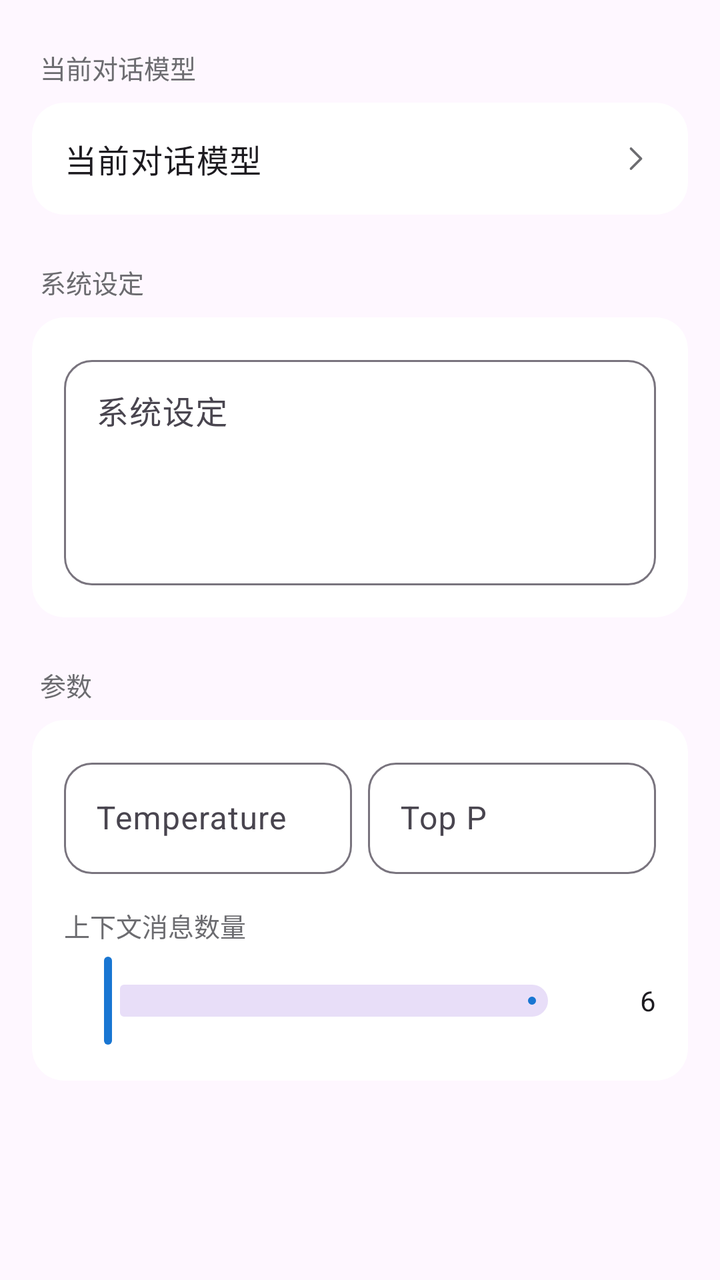
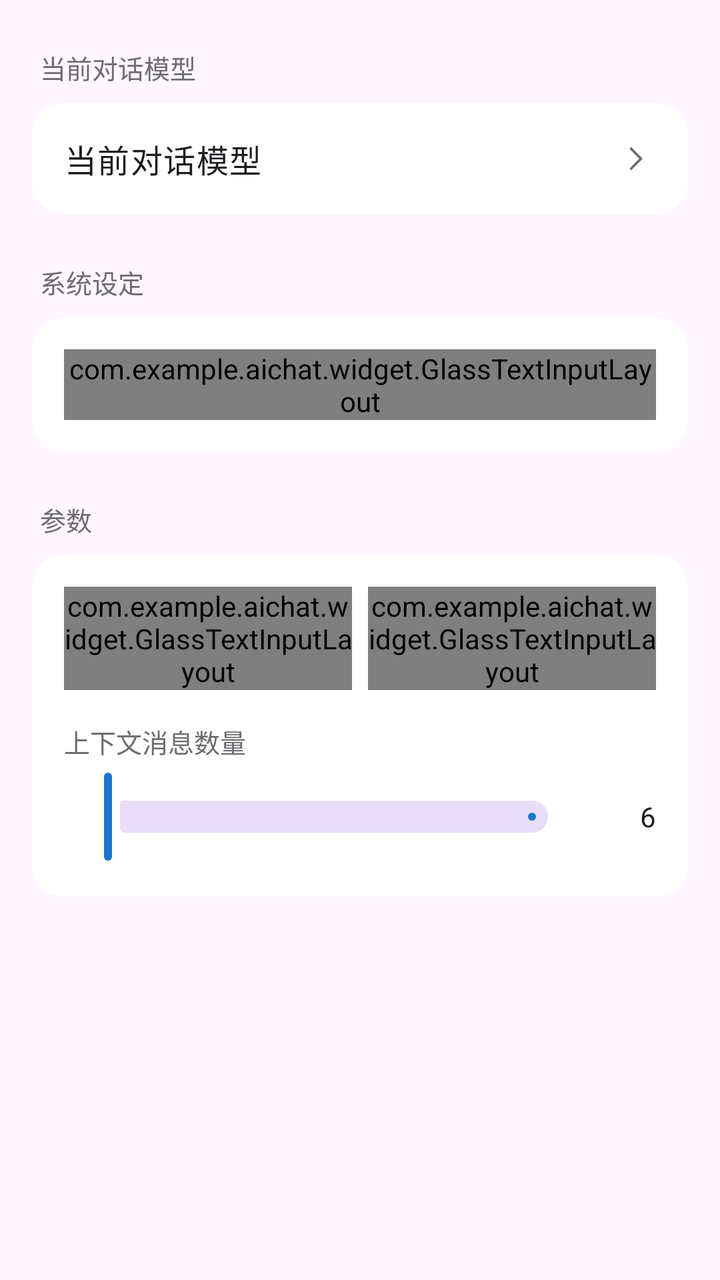

Screens rendered from an Android XML layout before and after an edit, with the pre-edit source and the edit as a unified diff.
<!-- AndroidManifest.xml: application theme Theme.AIChat -->
<!-- res/layout/view_chat_settings_form.xml -->
<?xml version="1.0" encoding="utf-8"?>
<LinearLayout xmlns:android="http://schemas.android.com/apk/res/android"
    xmlns:app="http://schemas.android.com/apk/res-auto"
    android:id="@+id/chatSettingsRoot"
    android:layout_width="match_parent"
    android:layout_height="wrap_content"
    android:orientation="vertical">

    
    <TextView
        android:layout_width="match_parent"
        android:layout_height="wrap_content"
        android:text="@string/session_model"
        android:textSize="13sp"
        android:textColor="@color/ios_section_label"
        android:paddingStart="20dp"
        android:paddingEnd="20dp"
        android:paddingTop="24dp"
        android:paddingBottom="8dp" />

    <com.google.android.material.card.MaterialCardView
        android:layout_width="match_parent"
        android:layout_height="wrap_content"
        android:layout_marginStart="16dp"
        android:layout_marginEnd="16dp"
        app:cardElevation="0dp"
        app:cardBackgroundColor="@color/ios_cell_bg"
        app:cardCornerRadius="16dp"
        app:strokeWidth="0dp">

        <LinearLayout
            android:id="@+id/btnPickModel"
            android:layout_width="match_parent"
            android:layout_height="wrap_content"
            android:background="?attr/selectableItemBackground"
            android:clickable="true"
            android:focusable="true"
            android:minHeight="56dp"
            android:gravity="center_vertical"
            android:paddingStart="16dp"
            android:paddingEnd="16dp">
            <TextView
                android:layout_width="0dp"
                android:layout_weight="1"
                android:layout_height="wrap_content"
                android:text="@string/session_model"
                android:textAppearance="?attr/textAppearanceBodyLarge"
                android:textColor="?attr/colorOnSurface" />
            <TextView
                android:id="@+id/textModelValue"
                android:layout_width="wrap_content"
                android:layout_height="wrap_content"
                android:textSize="14sp"
                android:textColor="@color/ios_section_label"
                android:layout_marginEnd="6dp" />
            <ImageView
                android:layout_width="20dp"
                android:layout_height="20dp"
                android:src="@drawable/ic_chevron_right"
                app:tint="@color/ios_section_label" />
        </LinearLayout>
    </com.google.android.material.card.MaterialCardView>

    
    <TextView
        android:layout_width="match_parent"
        android:layout_height="wrap_content"
        android:text="@string/system_prompt"
        android:textSize="13sp"
        android:textColor="@color/ios_section_label"
        android:paddingStart="20dp"
        android:paddingEnd="20dp"
        android:paddingTop="24dp"
        android:paddingBottom="8dp" />

    <com.google.android.material.card.MaterialCardView
        android:layout_width="match_parent"
        android:layout_height="wrap_content"
        android:layout_marginStart="16dp"
        android:layout_marginEnd="16dp"
        app:cardElevation="0dp"
        app:cardBackgroundColor="@color/ios_cell_bg"
        app:cardCornerRadius="16dp"
        app:strokeWidth="0dp">

        <com.google.android.material.textfield.TextInputLayout
            android:id="@+id/layoutSystemPrompt"
            android:layout_width="match_parent"
            android:layout_height="wrap_content"
            android:hint="@string/system_prompt"
            style="@style/Widget.AIChat.TextInputLayout"
            android:layout_margin="16dp">
            <com.google.android.material.textfield.TextInputEditText
                android:id="@+id/editSystemPrompt"
                android:layout_width="match_parent"
                android:layout_height="wrap_content"
                android:gravity="top|start"
                android:inputType="textMultiLine"
                android:maxLines="12"
                android:minLines="4"
                android:scrollbars="vertical" />
        </com.google.android.material.textfield.TextInputLayout>
    </com.google.android.material.card.MaterialCardView>

    
    <TextView
        android:layout_width="match_parent"
        android:layout_height="wrap_content"
        android:text="参数"
        android:textSize="13sp"
        android:textColor="@color/ios_section_label"
        android:paddingStart="20dp"
        android:paddingEnd="20dp"
        android:paddingTop="24dp"
        android:paddingBottom="8dp" />

    <com.google.android.material.card.MaterialCardView
        android:layout_width="match_parent"
        android:layout_height="wrap_content"
        android:layout_marginStart="16dp"
        android:layout_marginEnd="16dp"
        app:cardElevation="0dp"
        app:cardBackgroundColor="@color/ios_cell_bg"
        app:cardCornerRadius="16dp"
        app:strokeWidth="0dp">

        <LinearLayout
            android:layout_width="match_parent"
            android:layout_height="wrap_content"
            android:orientation="vertical"
            android:padding="16dp">

            <LinearLayout
                android:layout_width="match_parent"
                android:layout_height="wrap_content"
                android:orientation="horizontal">
                <com.google.android.material.textfield.TextInputLayout
                    android:layout_width="0dp"
                    android:layout_weight="1"
                    android:layout_height="wrap_content"
                    android:hint="@string/temperature"
                    style="@style/Widget.AIChat.TextInputLayout">
                    <com.google.android.material.textfield.TextInputEditText
                        android:id="@+id/editTemperature"
                        android:layout_width="match_parent"
                        android:layout_height="wrap_content"
                        android:inputType="numberDecimal" />
                </com.google.android.material.textfield.TextInputLayout>
                <com.google.android.material.textfield.TextInputLayout
                    android:layout_width="0dp"
                    android:layout_weight="1"
                    android:layout_height="wrap_content"
                    android:layout_marginStart="8dp"
                    android:hint="@string/top_p"
                    style="@style/Widget.AIChat.TextInputLayout">
                    <com.google.android.material.textfield.TextInputEditText
                        android:id="@+id/editTopP"
                        android:layout_width="match_parent"
                        android:layout_height="wrap_content"
                        android:inputType="numberDecimal" />
                </com.google.android.material.textfield.TextInputLayout>
            </LinearLayout>

            <TextView
                android:layout_width="match_parent"
                android:layout_height="wrap_content"
                android:layout_marginTop="16dp"
                android:text="@string/context_message_count"
                android:textSize="13sp"
                android:textColor="@color/ios_section_label" />

            <LinearLayout
                android:layout_width="match_parent"
                android:layout_height="wrap_content"
                android:layout_marginTop="4dp"
                android:gravity="center_vertical"
                android:orientation="horizontal">
                <com.google.android.material.slider.Slider
                    android:id="@+id/sliderContextCount"
                    android:layout_width="0dp"
                    android:layout_height="wrap_content"
                    android:layout_weight="1"
                    android:valueFrom="0"
                    android:valueTo="100" />
                <TextView
                    android:id="@+id/textContextCountValue"
                    android:layout_width="40dp"
                    android:layout_height="wrap_content"
                    android:gravity="end"
                    android:text="6"
                    android:textAppearance="?attr/textAppearanceBodyMedium" />
            </LinearLayout>
        </LinearLayout>
    </com.google.android.material.card.MaterialCardView>


</LinearLayout>
<!-- resources referenced by this layout -->
<resources>
  <color name="ios_cell_bg">#FFFFFF</color>
  <color name="ios_section_label">#6C6C70</color>
  <!-- drawable ic_chevron_right (drawable) -->
  <?xml version="1.0" encoding="utf-8"?>
  <vector xmlns:android="http://schemas.android.com/apk/res/android"
      android:width="24dp"
      android:height="24dp"
      android:viewportWidth="24"
      android:viewportHeight="24">
      <path
          android:fillColor="@android:color/transparent"
          android:pathData="M9,6L15,12L9,18"
          android:strokeColor="#FF000000"
          android:strokeLineCap="round"
          android:strokeLineJoin="round"
          android:strokeWidth="1.5" />
  </vector>
  <string name="context_message_count">上下文消息数量</string>
  <string name="session_model">当前对话模型</string>
  <string name="system_prompt">系统设定</string>
  <string name="temperature">Temperature</string>
  <string name="top_p">Top P</string>
  <style name="Widget.AIChat.TextInputLayout" parent="Widget.Material3.TextInputLayout.OutlinedBox">
          <item name="boxCornerRadiusTopStart">14dp</item>
          <item name="boxCornerRadiusTopEnd">14dp</item>
          <item name="boxCornerRadiusBottomStart">14dp</item>
          <item name="boxCornerRadiusBottomEnd">14dp</item>
          <item name="boxStrokeWidth">1dp</item>
          <item name="boxStrokeWidthFocused">2dp</item>
      </style>
  <color name="primary">#1976D2</color>
  <color name="on_primary">#FFFFFF</color>
  <color name="surface">#FFFFFF</color>
  <color name="primary_blue_subtle">#F5FAFF</color>
  <color name="primary_blue_light">#E3F2FD</color>
  <color name="primary_blue_deep">#0D47A1</color>
  <style name="ThemeOverlay.AIChat.MaterialAlertDialog" parent="ThemeOverlay.Material3.MaterialAlertDialog">
          <item name="backgroundTint">@android:color/transparent</item>
          <item name="android:windowBackground">@drawable/bg_material_alert_dialog</item>
          <item name="colorSurface">@color/dialog_surface_bg</item>
          <item name="elevationOverlayEnabled">false</item>
          <item name="shapeAppearanceOverlay">@style/ShapeAppearance.AIChat.Dialog</item>
      </style>
  <color name="dialog_surface_bg">#FFFDFEFF</color>
  <style name="ShapeAppearance.AIChat.Dialog" parent="">
          <item name="cornerFamily">rounded</item>
          <item name="cornerSize">28dp</item>
      </style>
  <color name="glass_surface">#CCF2F2F7</color>
  <dimen name="dialog_glass_highlight_fade">120dp</dimen>
  <color name="glass_highlight_top">#30FFFFFF</color>
  <dimen name="dialog_glass_shadow_fade">160dp</dimen>
  <color name="glass_shadow_bottom">#10000000</color>
  <color name="glass_stroke">#40FFFFFF</color>
  <!-- unchanged entries left out for length: 2 -->
</resources>

<!-- the commit's change to res/layout/view_chat_settings_form.xml (unified diff, before → after) -->
@@ -83,12 +83,12 @@
         app:cardCornerRadius="16dp"
         app:strokeWidth="0dp">
 
-        <com.google.android.material.textfield.TextInputLayout
+        <com.example.aichat.widget.GlassTextInputLayout
             android:id="@+id/layoutSystemPrompt"
             android:layout_width="match_parent"
             android:layout_height="wrap_content"
             android:hint="@string/system_prompt"
-            style="@style/Widget.AIChat.TextInputLayout"
+            style="@style/Widget.AIChat.GlassInput"
             android:layout_margin="16dp">
             <com.google.android.material.textfield.TextInputEditText
                 android:id="@+id/editSystemPrompt"
@@ -99,7 +99,7 @@
                 android:maxLines="12"
                 android:minLines="4"
                 android:scrollbars="vertical" />
-        </com.google.android.material.textfield.TextInputLayout>
+        </com.example.aichat.widget.GlassTextInputLayout>
     </com.google.android.material.card.MaterialCardView>
 
     
@@ -134,31 +134,31 @@
                 android:layout_width="match_parent"
                 android:layout_height="wrap_content"
                 android:orientation="horizontal">
-                <com.google.android.material.textfield.TextInputLayout
+                <com.example.aichat.widget.GlassTextInputLayout
                     android:layout_width="0dp"
                     android:layout_weight="1"
                     android:layout_height="wrap_content"
                     android:hint="@string/temperature"
-                    style="@style/Widget.AIChat.TextInputLayout">
+                    style="@style/Widget.AIChat.GlassInput">
                     <com.google.android.material.textfield.TextInputEditText
                         android:id="@+id/editTemperature"
                         android:layout_width="match_parent"
                         android:layout_height="wrap_content"
                         android:inputType="numberDecimal" />
-                </com.google.android.material.textfield.TextInputLayout>
-                <com.google.android.material.textfield.TextInputLayout
+                </com.example.aichat.widget.GlassTextInputLayout>
+                <com.example.aichat.widget.GlassTextInputLayout
                     android:layout_width="0dp"
                     android:layout_weight="1"
                     android:layout_height="wrap_content"
                     android:layout_marginStart="8dp"
                     android:hint="@string/top_p"
-                    style="@style/Widget.AIChat.TextInputLayout">
+                    style="@style/Widget.AIChat.GlassInput">
                     <com.google.android.material.textfield.TextInputEditText
                         android:id="@+id/editTopP"
                         android:layout_width="match_parent"
                         android:layout_height="wrap_content"
                         android:inputType="numberDecimal" />
-                </com.google.android.material.textfield.TextInputLayout>
+                </com.example.aichat.widget.GlassTextInputLayout>
             </LinearLayout>
 
             <TextView
<!-- resource entries referenced after the edit -->
@@ -22,6 +22,16 @@
   <string name="system_prompt">系统设定</string>
   <string name="temperature">Temperature</string>
   <string name="top_p">Top P</string>
+  <style name="Widget.AIChat.GlassInput" parent="Widget.AIChat.TextInputLayout">
+          <item name="boxBackgroundMode">outline</item>
+          <item name="boxBackgroundColor">@color/glass_input_fill</item>
+          <item name="boxStrokeColor">@color/glass_input_stroke</item>
+          <item name="hintTextColor">@color/glass_input_hint</item>
+          <item name="android:textColorHint">@color/glass_input_hint_idle</item>
+          <item name="boxStrokeWidth">1dp</item>
+          <item name="boxStrokeWidthFocused">1.5dp</item>
+          <item name="errorIconDrawable">@null</item>
+      </style>
   <style name="Widget.AIChat.TextInputLayout" parent="Widget.Material3.TextInputLayout.OutlinedBox">
           <item name="boxCornerRadiusTopStart">14dp</item>
           <item name="boxCornerRadiusTopEnd">14dp</item>
@@ -30,6 +40,8 @@
           <item name="boxStrokeWidth">1dp</item>
           <item name="boxStrokeWidthFocused">2dp</item>
       </style>
+  <color name="glass_input_fill">#F2FFFFFF</color>
+  <color name="glass_input_hint_idle">#80000000</color>
   <color name="primary">#1976D2</color>
   <color name="on_primary">#FFFFFF</color>
   <color name="surface">#FFFFFF</color>
